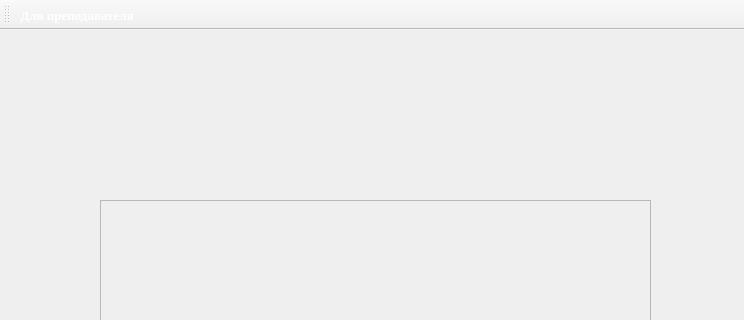
Above: mainwindow.ui from KrauseBerg/LS before the change; both pictures show x 0 to 744 and y 0 to 320 of the 744 by 589 pixel window. Below: the same form after it.
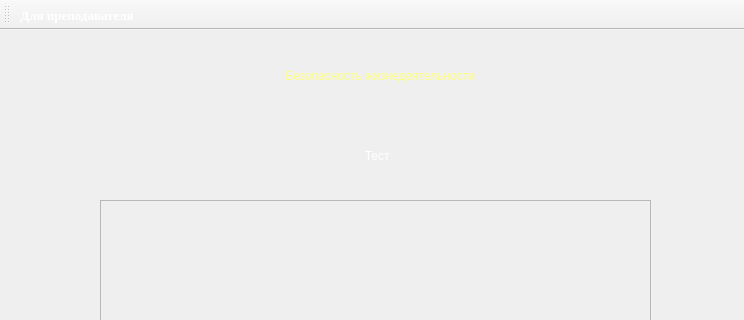
That is the form after the change. Icons and pictures are not drawn.

The edit to the form file:
```diff
--- a/mainwindow.ui
+++ b/mainwindow.ui
@@ -78,6 +78,46 @@
      </layout>
     </widget>
    </widget>
+   <widget class="QLabel" name="name1">
+    <property name="geometry">
+     <rect>
+      <x>20</x>
+      <y>0</y>
+      <width>721</width>
+      <height>91</height>
+     </rect>
+    </property>
+    <property name="styleSheet">
+     <string notr="true">font: 30pt &quot;Times New Roman&quot;;
+color: rgb(255, 255, 127);</string>
+    </property>
+    <property name="text">
+     <string>Безопасность жизнедеятельности</string>
+    </property>
+    <property name="alignment">
+     <set>Qt::AlignCenter</set>
+    </property>
+   </widget>
+   <widget class="QLabel" name="name2">
+    <property name="geometry">
+     <rect>
+      <x>10</x>
+      <y>90</y>
+      <width>731</width>
+      <height>71</height>
+     </rect>
+    </property>
+    <property name="styleSheet">
+     <string notr="true">font:45pt &quot;Times New Roman&quot;;
+color: rgb(255, 255, 255);</string>
+    </property>
+    <property name="text">
+     <string> Тест</string>
+    </property>
+    <property name="alignment">
+     <set>Qt::AlignCenter</set>
+    </property>
+   </widget>
   </widget>
   <widget class="QMenuBar" name="menuBar">
    <property name="geometry">
```
Left out of the diff: 2 changed lines with no effect on the pictures.
